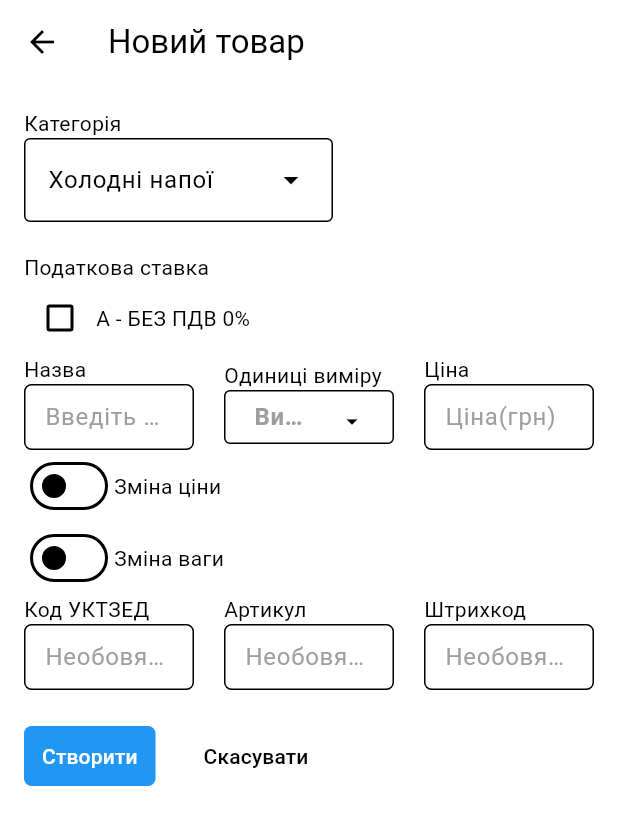
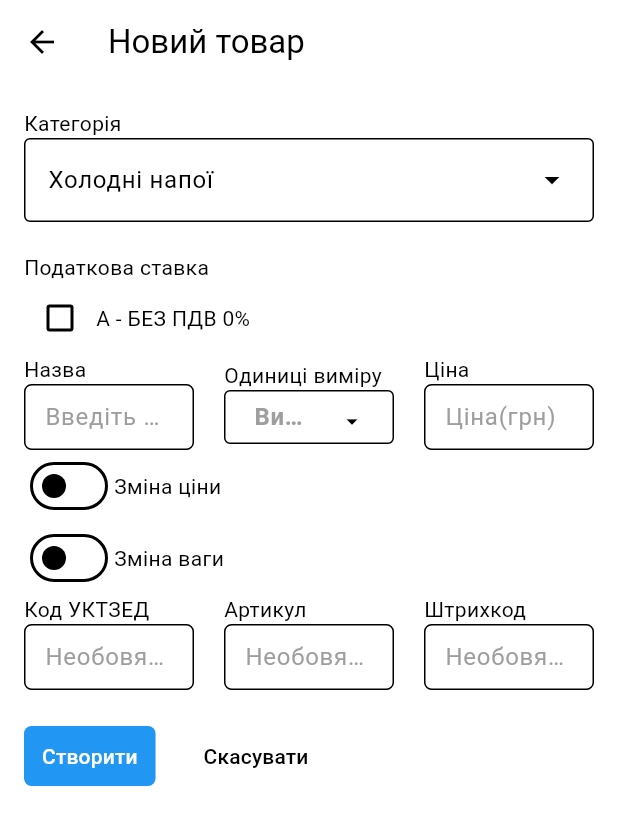
Before and after one commit to Jacket65/prro, a Flutter app: the InsideCategory screen opened directly with empty values, after a tap on "Новий товар", on a phone screen of 412 x 824 dp. Shown: the top 825 px of the screen. Run offline on Flutter 3.47's test engine with Material 3 defaults, Android fonts, the phone set to English and light mode, and no system bars.

Commit message:
0.0.9.8.13

```diff
--- a/lib/items_screen/category_pick_screen.dart
+++ b/lib/items_screen/category_pick_screen.dart
@@ -1,6 +1,7 @@
 import 'package:flutter/material.dart';
 import 'package:prro/items_screen/inside_category_screen.dart';
 import 'package:prro/items_screen/items_screen.dart';
+import 'package:prro/settings.dart';
 
 class CategoryPick extends StatefulWidget {
   CategoryPick();
@@ -30,13 +31,13 @@ class _CategoryPickState extends State<CategoryPick> {
           children: [
             Text('Категорія'),
             SizedBox(
-              width: MediaQuery.of(context).size.width * 0.5,
+              width: 500,
               child: DropdownMenu(
                 hintText: "Вибрати категорію",
                 onSelected: (value) {
                   indxCategory = value!;
                 },
-                initialSelection: 0,
+                initialSelection: last_category,
                 expandedInsets: EdgeInsets.zero,
                 focusNode: FocusNode(canRequestFocus: false),
                 trailingIcon: Icon(
--- a/lib/items_screen/custom_card.dart
+++ b/lib/items_screen/custom_card.dart
@@ -1,5 +1,6 @@
 import 'package:flutter/material.dart';
 import 'package:prro/items_screen/inside_category_screen.dart';
+import 'package:prro/settings.dart';
 
 class CustomCard extends StatelessWidget {
   CustomCard({required this.cardTit, required this.cardInx});
@@ -16,6 +17,7 @@ class CustomCard extends StatelessWidget {
       child: InkWell(
         borderRadius: BorderRadius.circular(10),
         onTap: () {
+          last_category = cardInx;
           Navigator.push(
             context,
             DialogRoute(
--- a/lib/items_screen/inside_category_screen.dart
+++ b/lib/items_screen/inside_category_screen.dart
@@ -134,7 +134,8 @@ class _InsideCategoryState extends State<InsideCategory> {
                         minWidth: MediaQuery.of(context).size.width -
                             ((paddingWidth * 2)),
                       ),
-                      child: DataTable(
+                      child: Builder(builder: (context) {
+                        return DataTable(
                           // dataRowColor: WidgetStatePropertyAll(Colors.amber),
                           headingRowColor:
                               WidgetStatePropertyAll(Colors.blueGrey[100]),
@@ -148,7 +149,8 @@ class _InsideCategoryState extends State<InsideCategory> {
                             (index) =>
                                 DataColumn(label: Text('${itemsBar[index]}')),
                           ),
-                        rows: categoryItems[widget.cardInx].isEmpty
+                          rows: widget.cardInx > categoryItems[0].length
+                              //  categoryItems[widget.cardInx].isEmpty
                               ? []
                               : List<DataRow>.generate(
                                   categoryItems[widget.cardInx].length,
@@ -168,7 +170,8 @@ class _InsideCategoryState extends State<InsideCategory> {
                                     },
                                   ),
                                 ),
-                      ),
+                        );
+                      }),
                     ),
                   ),
                 ),
--- a/lib/items_screen/items_screen.dart
+++ b/lib/items_screen/items_screen.dart
@@ -2,6 +2,7 @@ import 'package:flutter/material.dart';
 import 'package:prro/items_screen/category_pick_screen.dart';
 import 'package:prro/items_screen/custom_card.dart';
 import 'package:prro/items_screen/inside_category_screen.dart';
+import 'package:prro/settings.dart';
 
 class Items extends StatefulWidget {
   Items({super.key});
@@ -150,6 +151,7 @@ class _ItemsState extends State<Items> {
                 itemCount: cardTitles.length,
                 itemBuilder: (context, index) {
                   // categoryItems.add([[]]);
+
                   return CustomCard(
                     cardInx: index,
                     cardTit: cardTitles[index],
--- a/lib/settings.dart
+++ b/lib/settings.dart
@@ -85,3 +85,5 @@ var currentValue = 1;
 Color color333 = Colors.white;
 bool counter = false;
 bool rowTapSettings = false;
+
+int last_category = 0;
```
Lines whose indentation alone changed are shown as unchanged.
